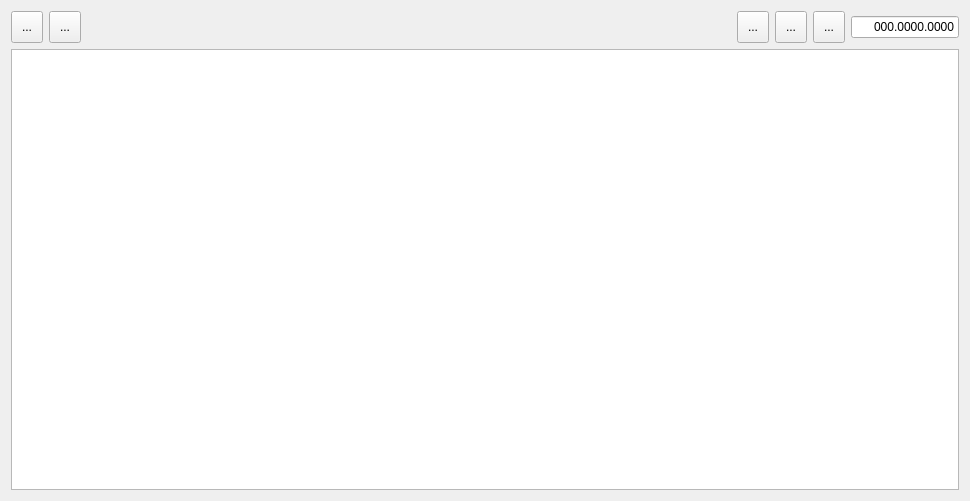
This is src/usonicapp/forms/table.ui in Kneshal/usonicApp as Qt 5 draws it before an edit. The edited form follows.
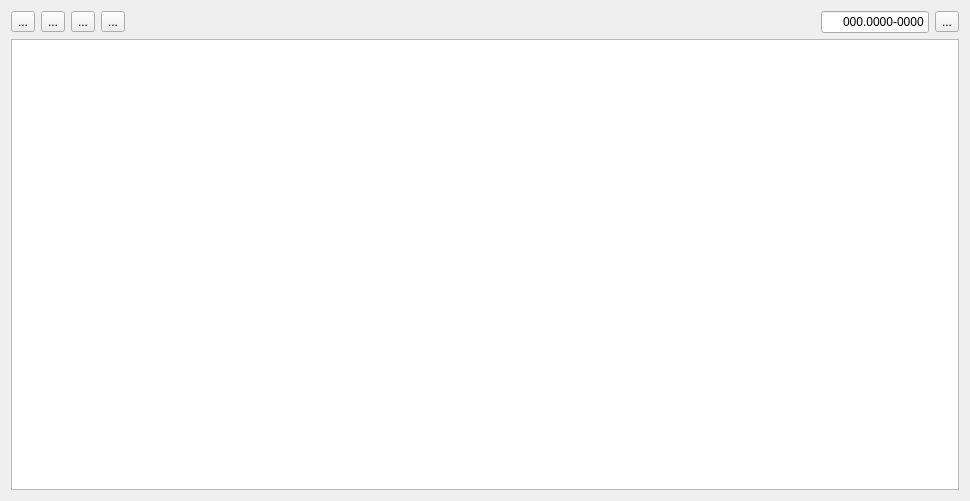
This is the edited form.

Commit message: Finish update, delete, search records

```diff
--- a/src/usonicapp/forms/table.ui
+++ b/src/usonicapp/forms/table.ui
@@ -23,8 +23,8 @@
        </property>
        <property name="minimumSize">
         <size>
-         <width>32</width>
-         <height>32</height>
+         <width>20</width>
+         <height>20</height>
         </size>
        </property>
        <property name="toolTip">
@@ -35,8 +35,52 @@
        </property>
        <property name="iconSize">
         <size>
-         <width>32</width>
-         <height>32</height>
+         <width>20</width>
+         <height>20</height>
+        </size>
+       </property>
+      </widget>
+     </item>
+     <item>
+      <widget class="QToolButton" name="update_button">
+       <property name="minimumSize">
+        <size>
+         <width>20</width>
+         <height>20</height>
+        </size>
+       </property>
+       <property name="toolTip">
+        <string>Обновить</string>
+       </property>
+       <property name="text">
+        <string>...</string>
+       </property>
+       <property name="iconSize">
+        <size>
+         <width>20</width>
+         <height>20</height>
+        </size>
+       </property>
+      </widget>
+     </item>
+     <item>
+      <widget class="QToolButton" name="filter_button">
+       <property name="minimumSize">
+        <size>
+         <width>20</width>
+         <height>20</height>
+        </size>
+       </property>
+       <property name="toolTip">
+        <string>Фильтрация</string>
+       </property>
+       <property name="text">
+        <string>...</string>
+       </property>
+       <property name="iconSize">
+        <size>
+         <width>31</width>
+         <height>20</height>
         </size>
        </property>
       </widget>
@@ -45,8 +89,8 @@
       <widget class="QToolButton" name="delete_button">
        <property name="minimumSize">
         <size>
-         <width>32</width>
-         <height>32</height>
+         <width>20</width>
+         <height>20</height>
         </size>
        </property>
        <property name="text">
@@ -54,8 +98,8 @@
        </property>
        <property name="iconSize">
         <size>
-         <width>32</width>
-         <height>32</height>
+         <width>20</width>
+         <height>20</height>
         </size>
        </property>
       </widget>
@@ -73,72 +117,6 @@
        </property>
       </spacer>
      </item>
-     <item>
-      <widget class="QToolButton" name="update_button">
-       <property name="minimumSize">
-        <size>
-         <width>32</width>
-         <height>32</height>
-        </size>
-       </property>
-       <property name="toolTip">
-        <string>Обновить</string>
-       </property>
-       <property name="text">
-        <string>...</string>
-       </property>
-       <property name="iconSize">
-        <size>
-         <width>32</width>
-         <height>32</height>
-        </size>
-       </property>
-      </widget>
-     </item>
-     <item>
-      <widget class="QToolButton" name="filter_button">
-       <property name="minimumSize">
-        <size>
-         <width>32</width>
-         <height>32</height>
-        </size>
-       </property>
-       <property name="toolTip">
-        <string>Фильтрация</string>
-       </property>
-       <property name="text">
-        <string>...</string>
-       </property>
-       <property name="iconSize">
-        <size>
-         <width>32</width>
-         <height>32</height>
-        </size>
-       </property>
-      </widget>
-     </item>
-     <item>
-      <widget class="QToolButton" name="search_button">
-       <property name="minimumSize">
-        <size>
-         <width>32</width>
-         <height>32</height>
-        </size>
-       </property>
-       <property name="toolTip">
-        <string>Поиск</string>
-       </property>
-       <property name="text">
-        <string>...</string>
-       </property>
-       <property name="iconSize">
-        <size>
-         <width>32</width>
-         <height>32</height>
-        </size>
-       </property>
-      </widget>
-     </item>
      <item>
       <widget class="QLineEdit" name="search_edit">
        <property name="sizePolicy">
@@ -154,16 +132,38 @@
         </size>
        </property>
        <property name="inputMask">
-        <string>000.0000.0000</string>
+        <string>000.0000-0000</string>
        </property>
        <property name="text">
-        <string>000.0000.0000</string>
+        <string>000.0000-0000</string>
        </property>
        <property name="alignment">
         <set>Qt::AlignRight|Qt::AlignTrailing|Qt::AlignVCenter</set>
        </property>
       </widget>
      </item>
+     <item>
+      <widget class="QToolButton" name="search_button">
+       <property name="minimumSize">
+        <size>
+         <width>20</width>
+         <height>20</height>
+        </size>
+       </property>
+       <property name="toolTip">
+        <string>Поиск</string>
+       </property>
+       <property name="text">
+        <string>...</string>
+       </property>
+       <property name="iconSize">
+        <size>
+         <width>20</width>
+         <height>20</height>
+        </size>
+       </property>
+      </widget>
+     </item>
     </layout>
    </item>
    <item>
@@ -187,7 +187,7 @@
       <bool>false</bool>
      </attribute>
      <attribute name="horizontalHeaderStretchLastSection">
-      <bool>true</bool>
+      <bool>false</bool>
      </attribute>
      <attribute name="verticalHeaderVisible">
       <bool>true</bool>
```
The commit also changes 5 other files.
